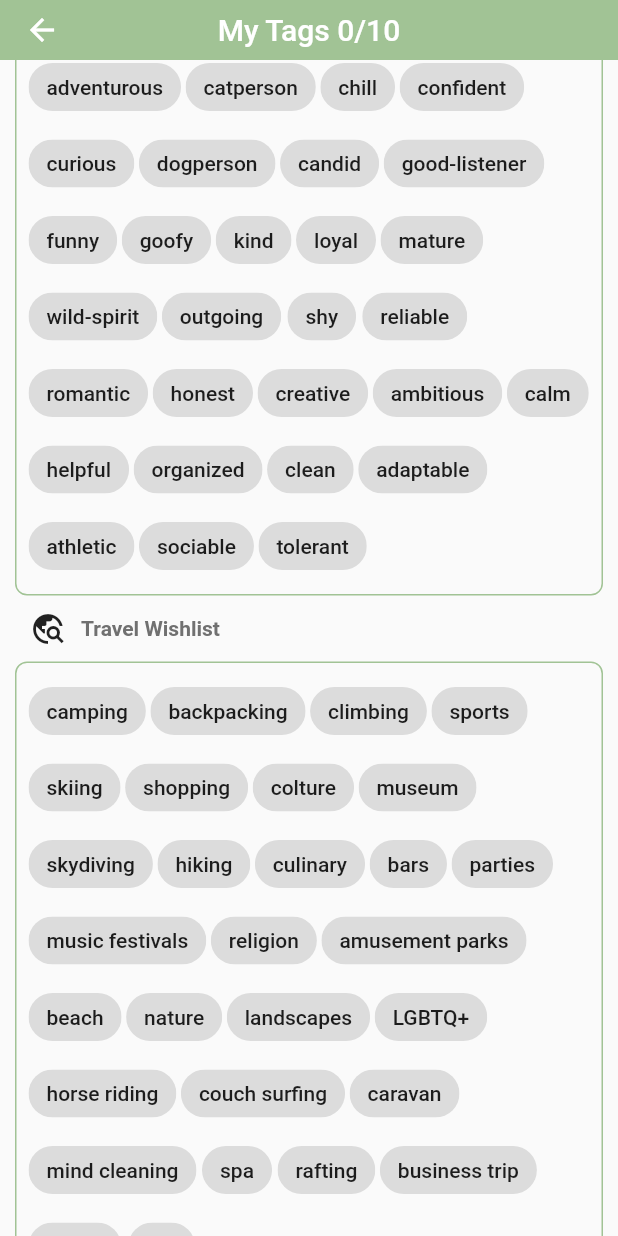
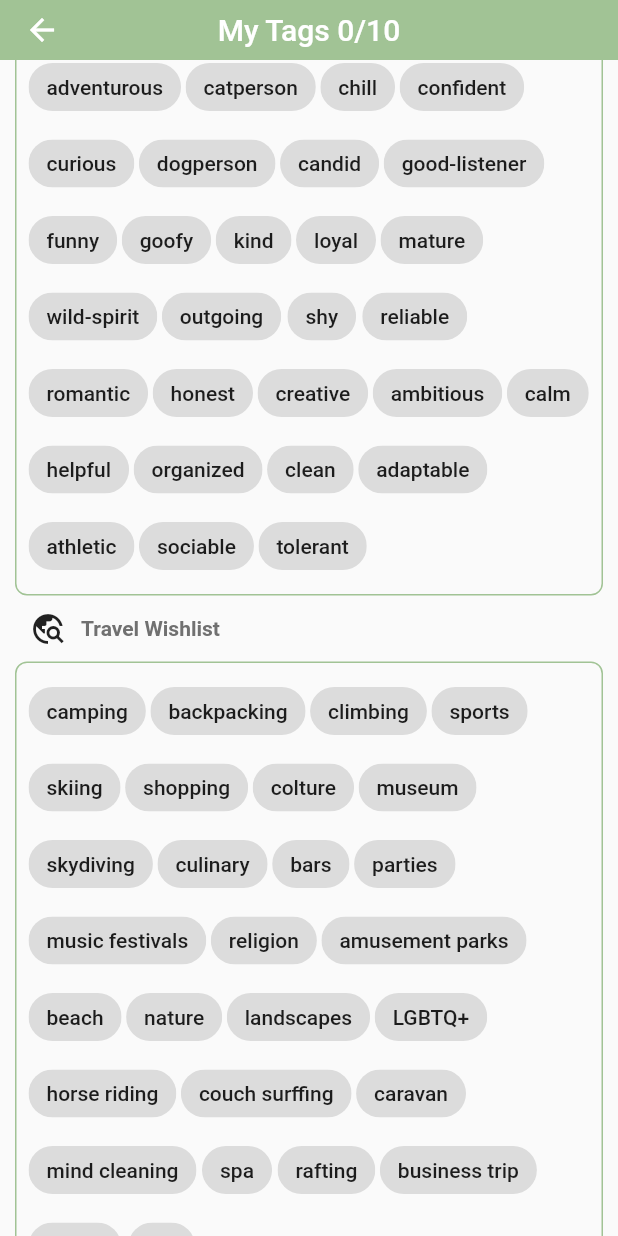
Before and after one commit to Yaniv-Tzipin/globUs-app, a Flutter app: the MyTags screen opened directly, scrolled down 576 dp, on a phone screen of 412 x 824 dp. Run offline on Flutter 3.47's test engine with Material 2 defaults, Android fonts, the phone set to English and light mode, and no system bars; our stand-ins replace cloud_firestore, firebase_auth, firebase_core, get, google_sign_in; missing offline and left inert: dart:ffi; accounts and stored records are empty; network calls fail.

```diff
--- a/lib/components/all_my_tags.dart
+++ /dev/null
@@ -1,4 +0,0 @@
-import "package:flutter/material.dart";
-import "package:myfirstapp/pages/choose_tags_page.dart";
-
-List<MyTags> hobbiesTags = const [MyTags()];
--- a/lib/pages/choose_tags_page.dart
+++ b/lib/pages/choose_tags_page.dart
@@ -1,7 +1,6 @@
 import "package:flutter/material.dart";
 import "package:myfirstapp/components/my_tags_grid.dart";
 import 'package:myfirstapp/providers/my_provider.dart';
-
 import "package:provider/provider.dart";
 import 'package:myfirstapp/components/my_colors.dart' as my_colors;
 
@@ -93,7 +92,6 @@ class _MyTagsState extends State<MyTags>{
       MyTag(tagsCounter: tagsCounter, text: 'colture'),
       MyTag(tagsCounter: tagsCounter, text: 'museum'),
       MyTag(tagsCounter: tagsCounter, text: 'skydiving'),
-      MyTag(tagsCounter: tagsCounter, text: 'hiking'),
       MyTag(tagsCounter: tagsCounter, text: 'culinary'),
       MyTag(tagsCounter: tagsCounter, text: 'bars'),
       MyTag(tagsCounter: tagsCounter, text: 'parties'),
@@ -105,7 +103,7 @@ class _MyTagsState extends State<MyTags>{
       MyTag(tagsCounter: tagsCounter, text: 'landscapes'),
       MyTag(tagsCounter: tagsCounter, text: 'LGBTQ+'),
       MyTag(tagsCounter: tagsCounter, text: 'horse riding'),
-      MyTag(tagsCounter: tagsCounter, text: 'couch surfing'),
+      MyTag(tagsCounter: tagsCounter, text: 'couch surffing'),
       MyTag(tagsCounter: tagsCounter, text: 'caravan'),
       MyTag(tagsCounter: tagsCounter, text: 'mind cleaning'),
       MyTag(tagsCounter: tagsCounter, text: 'spa'),
--- a/lib/pages/login_or_register_page.dart
+++ b/lib/pages/login_or_register_page.dart
@@ -21,6 +21,7 @@ class LoginOrRegisterPage extends StatefulWidget{
       });
     }
 
+  @override
   Widget build(BuildContext context) {
 
     if(showLoginPage){
--- a/lib/providers/auth_status_provider.dart
+++ /dev/null
@@ -1,25 +0,0 @@
-import "package:firebase_auth/firebase_auth.dart";
-import "package:flutter/material.dart";
-import "package:myfirstapp/services/auth_service.dart";
-
-class AuthStateChanges extends ChangeNotifier{
-
-  //UserCredential user = AuthService().signInWithGoogle();
-  bool _userLoggedInWithGoogle = false;
-  bool get userLoggedInWithGoogle => _userLoggedInWithGoogle;
-
-
-// bool checkIfExistingUser(){
-//  notifyListeners();
-//  //return !user.additionalUserInfo!.isNewUser;
-// }
-
-// void setUserCredential(UserCredential recievedUser){
-//   user = recievedUser;
-//   _userLoggedInWithGoogle = true;
-//   notifyListeners();
-//   print('done');
-// }
-
-
-}
--- a/lib/providers/my_provider.dart
+++ b/lib/providers/my_provider.dart
@@ -7,6 +7,7 @@ class MyProvider extends ChangeNotifier{
   List<Chip> _chosenTags = [];
   int get count => _count;
   List<Widget> get chosenTags => _chosenTags;
+
   List<MyTag> pressedTags = [];
 
   void increment(){
--- /dev/null
+++ b/lib/providers/user_data_provider.dart
@@ -0,0 +1,15 @@
+
+import "package:flutter/material.dart";
+
+class UserDataProvider extends ChangeNotifier{
+  bool _isNewUser = false;
+  bool get isNewUser => _isNewUser;
+
+
+void setUserStatus(){
+  _isNewUser = true;
+  notifyListeners();
+}
+
+
+}
```
Also changed, not shown: lib/main.dart (+5 -2 lines), lib/pages/auth_page.dart (+5 -12 lines), lib/pages/continue_register.dart (+66 -62 lines), lib/pages/register_page.dart (+81 -13 lines), lib/services/auth_service.dart (+33 -13 lines), lib/services/user_validation.dart (added, +11 -0 lines).
